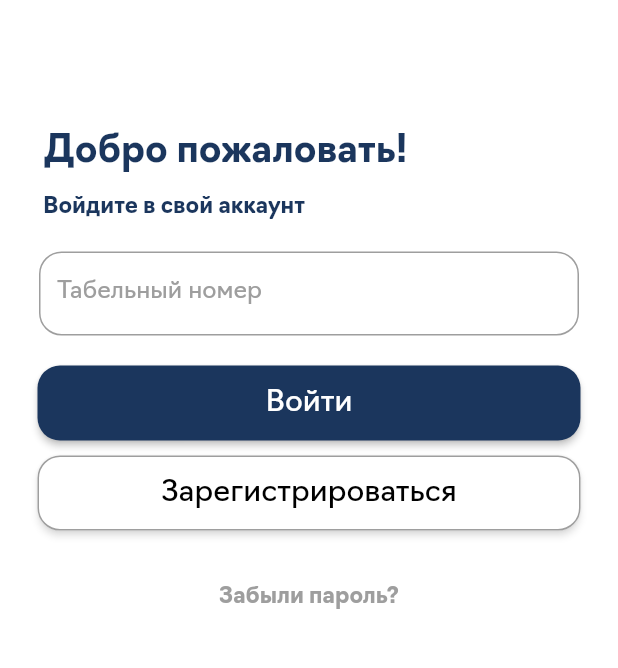
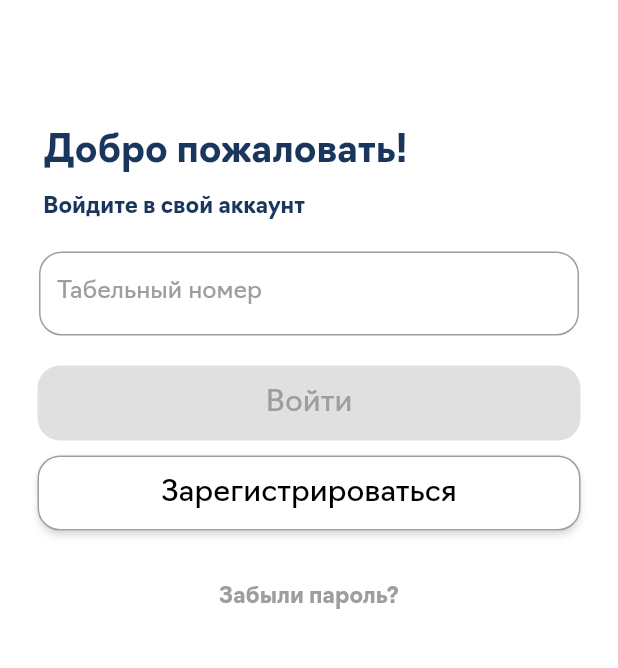
Before and after one commit to Downstize/loginpage_tz3, a Flutter app: the screen it shows after launch, on a phone screen of 412 x 824 dp, the part 323-991 px from its top. Run offline on Flutter 3.47's test engine with Material 2 defaults, Android fonts, the phone set to English and light mode, and no system bars.

Commit message:
Changes to be committed: 	modified:   lib/pages/authorization/auth.dart

```diff
--- a/lib/pages/authorization/auth.dart
+++ b/lib/pages/authorization/auth.dart
@@ -15,14 +15,26 @@ class AuthPage extends StatefulWidget {
 }
 
 class _AuthPageState extends State<AuthPage> {
-  final TextEditingController _inputController = TextEditingController();
+  final _inputController = TextEditingController();
   final formKey = GlobalKey<FormState>();
   String tabelNumber = "";
+  bool buttonAuth = false;
+  @override
+  void initState() {
+    super.initState();
+    _inputController.addListener(() {
+      setState(() {
+        buttonAuth = _inputController.text.length==7;
+      });
+    });
+  }
+
   @override
   void dispose() {
     _inputController.dispose();
     super.dispose();
   }
+
   @override
   Widget build(BuildContext context) {
     return Scaffold(
@@ -58,7 +70,7 @@ class _AuthPageState extends State<AuthPage> {
               ),
             ),
             Padding(
-              padding: const EdgeInsets.only( top: 10.0, right: 180),
+              padding: const EdgeInsets.only(top: 10.0, right: 180),
               child: Row(
                 mainAxisAlignment: MainAxisAlignment.center,
                 children: const [
@@ -104,33 +116,34 @@ class _AuthPageState extends State<AuthPage> {
                         TextStyle(color: floatingLoginLabelColor),
                     labelText: 'Табельный номер',
                   ),
+
                   onChanged: (val) {
-                      setState(() {
-                        tabelNumber = val;
-                      });
-                    },
-                    validator: (val) {
-                      if (val!.length < 7) {
-                        return "Табельный номер должен состоять из 7 символов";
-                      } else {
-                        return null;
-                      }
-                    },
+                    setState(() {
+                      tabelNumber = val;
+                    });
+                  },
+
                 ),
               ),
             ),
             Padding(
               padding: const EdgeInsets.only(top: 20.0),
               child: ElevatedButton(
-                style: ButtonStyle(
-                  backgroundColor:
-                      MaterialStateProperty.all<Color>(authButtonColor),
-                  shape: MaterialStateProperty.all<RoundedRectangleBorder>(
-                    RoundedRectangleBorder(
-                      borderRadius: BorderRadius.circular(15.0),
-                    ),
+                style: ElevatedButton.styleFrom(
+                  backgroundColor: authButtonColor,
+                  shape: RoundedRectangleBorder(
+                    borderRadius: BorderRadius.circular(15.0),
                   ),
+                  disabledForegroundColor: Colors.grey,
                 ),
+                onPressed: buttonAuth ? () {
+                  if (numberCorrect()) {
+                    Navigator.push(
+                        context,
+                        MaterialPageRoute(
+                            builder: (context) => const PasswordAuthPage()));
+                  }
+                }:null,
                 child: const SizedBox(
                   width: 330.0,
                   height: 50.0,
@@ -142,15 +155,6 @@ class _AuthPageState extends State<AuthPage> {
                     ),
                   ),
                 ),
-
-                onPressed: () {
-                  if (numberCorrect()) {
-                    Navigator.push(
-                        context,
-                        MaterialPageRoute(
-                            builder: (context) => const PasswordAuthPage()));
-                  }
-                },
               ),
             ),
             Padding(
```
